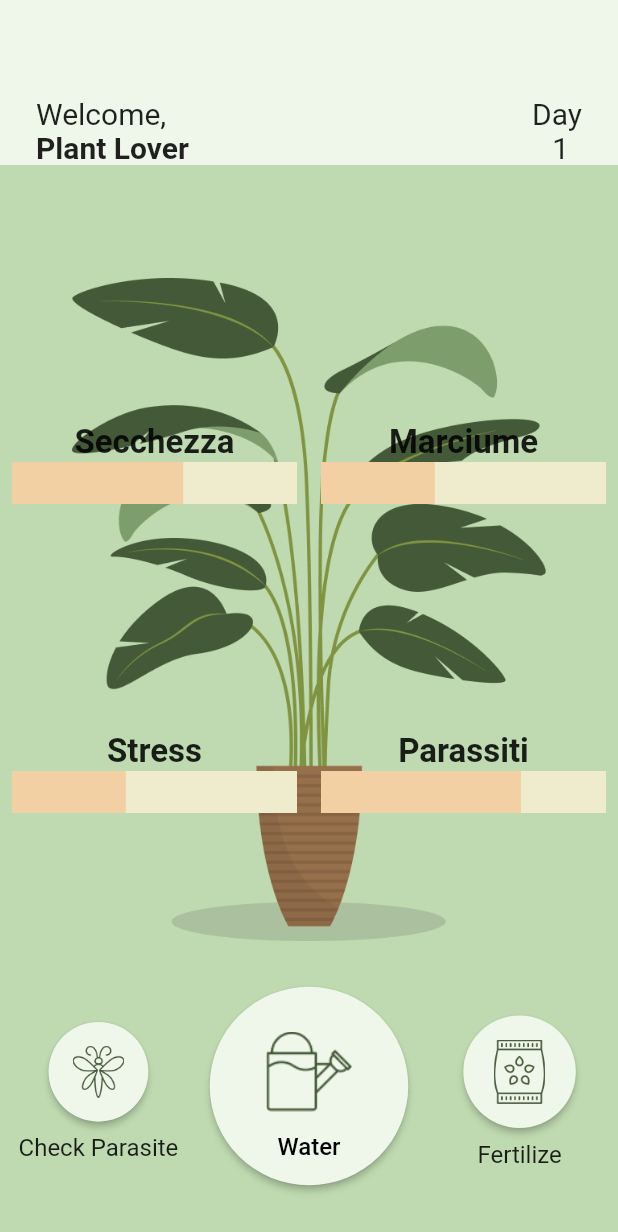
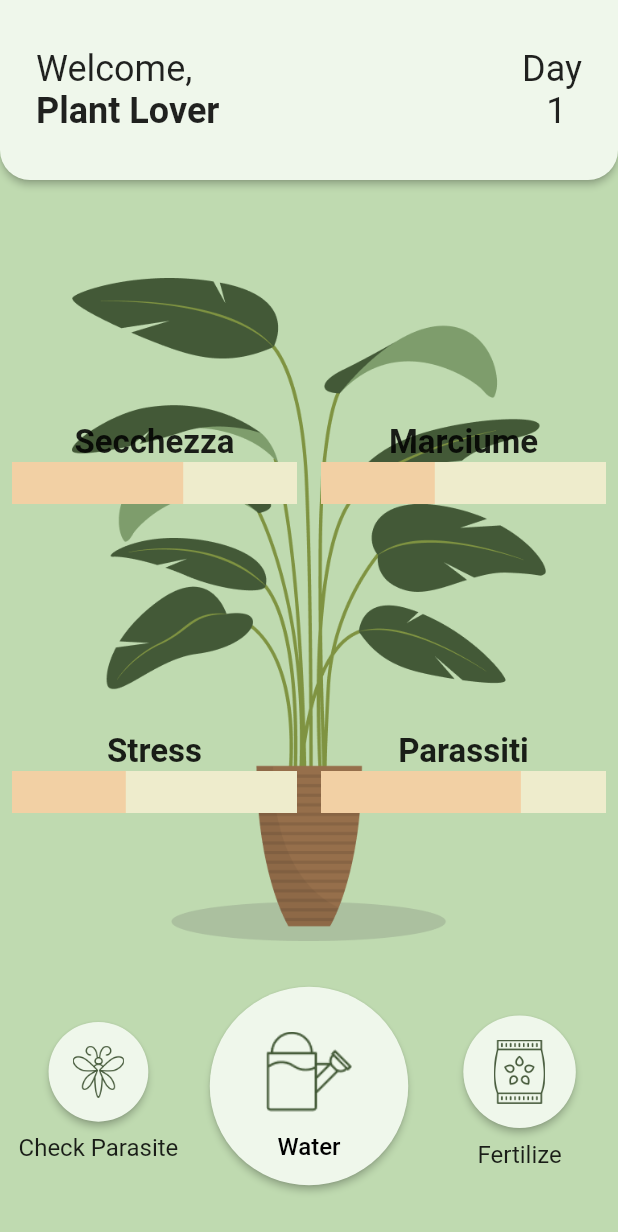
Before and after one commit to BattlefieldNoob/MyBestPlant-flutter, a Flutter app: the screen it shows after launch, on a phone screen of 412 x 824 dp. Shown: the top 1232 px of the screen. Run offline on Flutter 3.47's test engine with Material 2 defaults, Android fonts, the phone set to English and light mode, and no system bars; our stand-ins replace audioplayers, firebase_core, firebase_crashlytics, go_router, google_mobile_ads, in_app_purchase and 1 more; missing offline and left inert: games_services; accounts and stored records are empty.

Commit message:
fixes on round bottom buttons, fixes on upper bar widget

```diff
--- a/lib/src/play_session/widgets/ui_layer/bottom_screen_button_widget.dart
+++ b/lib/src/play_session/widgets/ui_layer/bottom_screen_button_widget.dart
@@ -1,4 +1,6 @@
 import 'package:flutter/material.dart';
+
+import 'round_screen_button_widget.dart';
 
 class BottomScreenButtonWidget extends StatelessWidget {
   final Widget iconWidget;
@@ -17,13 +19,8 @@ class BottomScreenButtonWidget extends StatelessWidget {
     return Column(mainAxisSize: MainAxisSize.min, children: [
       Padding(
         padding: const EdgeInsets.all(8.0),
-        child: ElevatedButton(
-            onPressed: onPressed,
-            style: ButtonStyle(
-                elevation: MaterialStateProperty.all(2),
-                backgroundColor: MaterialStateProperty.all(Color(0xFFEFF7EB)),
-                shape: MaterialStateProperty.all(CircleBorder())),
-            child: iconWidget),
+        child: RoundScreenButtonWidget(
+            onPressed: onPressed, iconWidget: iconWidget),
       ),
       Text(name, style: TextStyle(fontSize: 16))
     ]);
--- a/lib/src/play_session/widgets/ui_layer/central_bottom_screen_button_widget.dart
+++ b/lib/src/play_session/widgets/ui_layer/central_bottom_screen_button_widget.dart
@@ -1,4 +1,5 @@
 import 'package:flutter/material.dart';
+import 'package:my_best_plant/src/play_session/widgets/ui_layer/round_screen_button_widget.dart';
 
 class CentralBottomScreenButtonWidget extends StatelessWidget {
   final Widget iconWidget;
@@ -14,19 +15,14 @@ class CentralBottomScreenButtonWidget extends StatelessWidget {
 
   @override
   Widget build(BuildContext context) {
-    return ElevatedButton(
+    return RoundScreenButtonWidget(
         onPressed: onPressed,
-      style: ButtonStyle(
-          elevation: MaterialStateProperty.all(2),
-          backgroundColor: MaterialStateProperty.all(Color(0xFFEFF7EB)),
-          shape: MaterialStateProperty.all(CircleBorder())),
-      child: Padding(
+        iconWidget: Padding(
           padding: const EdgeInsets.all(16.0),
           child: Column(mainAxisSize: MainAxisSize.min, children: [
             iconWidget,
             Text(name, style: TextStyle(fontSize: 16, color: Colors.black))
           ]),
-      ),
-    );
+        ));
   }
 }
--- /dev/null
+++ b/lib/src/play_session/widgets/ui_layer/round_screen_button_widget.dart
@@ -0,0 +1,26 @@
+import 'package:flutter/material.dart';
+
+class RoundScreenButtonWidget extends StatelessWidget {
+  const RoundScreenButtonWidget({
+    Key? key,
+    required this.onPressed,
+    required this.iconWidget,
+  }) : super(key: key);
+
+  final Function()? onPressed;
+  final Widget iconWidget;
+
+  @override
+  Widget build(BuildContext context) {
+    return ElevatedButton(
+        onPressed: onPressed,
+        style: ButtonStyle(
+            elevation: MaterialStateProperty.all(2),
+            enableFeedback: true,
+            splashFactory: InkSplash.splashFactory,
+            overlayColor: MaterialStateProperty.all(Colors.black12),
+            backgroundColor: MaterialStateProperty.all(Color(0xFFEFF7EB)),
+            shape: MaterialStateProperty.all(CircleBorder())),
+        child: iconWidget);
+  }
+}
--- a/lib/src/play_session/widgets/ui_layer/upper_bar_widget.dart
+++ b/lib/src/play_session/widgets/ui_layer/upper_bar_widget.dart
@@ -11,18 +11,21 @@ class UpperBarWidget extends StatelessWidget {
   @override
   Widget build(BuildContext context) {
     return SizedBox(
-        height: 110,
-        child: Container(
+        height: 120,
+        child: Material(
           color: Color(0xFFEFF7EB),
+          borderRadius: BorderRadius.only(
+              bottomRight: Radius.circular(20.0),
+              bottomLeft: Radius.circular(20.0)),
+          elevation: 2,
           child: SafeArea(
             child: Row(
-              crossAxisAlignment: CrossAxisAlignment.end,
               children: [
                 Padding(
                   padding: const EdgeInsets.symmetric(horizontal: 24.0),
                   child: Text.rich(TextSpan(
                       text: "Welcome,\n",
-                      style: TextStyle(fontSize: 20),
+                      style: TextStyle(fontSize: 24),
                       children: <TextSpan>[
                         new TextSpan(
                             text: 'Plant Lover',
@@ -34,7 +37,7 @@ class UpperBarWidget extends StatelessWidget {
                     padding: const EdgeInsets.symmetric(horizontal: 24.0),
                     child: Text(
                       "Day\n ${context.watch<PlantInfoChangeNotifier>().passedDays}",
-                      style: TextStyle(fontSize: 20),
+                      style: TextStyle(fontSize: 24),
                       textAlign: TextAlign.center,
                     ))
               ],
```
Lines whose indentation alone changed are shown as unchanged.
